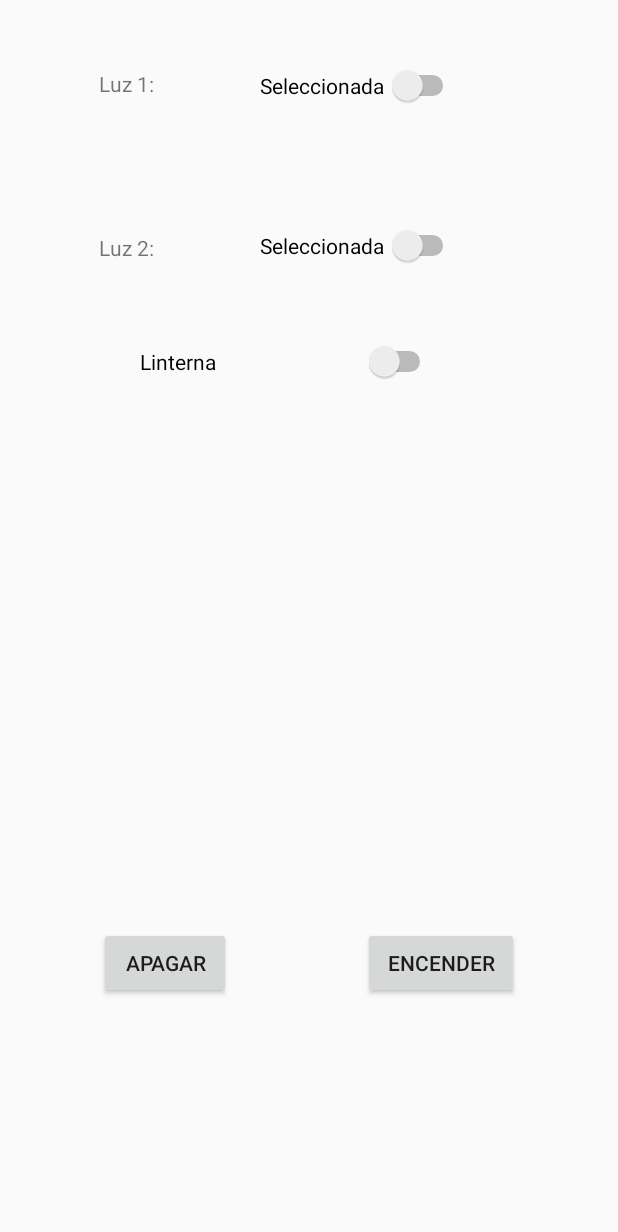
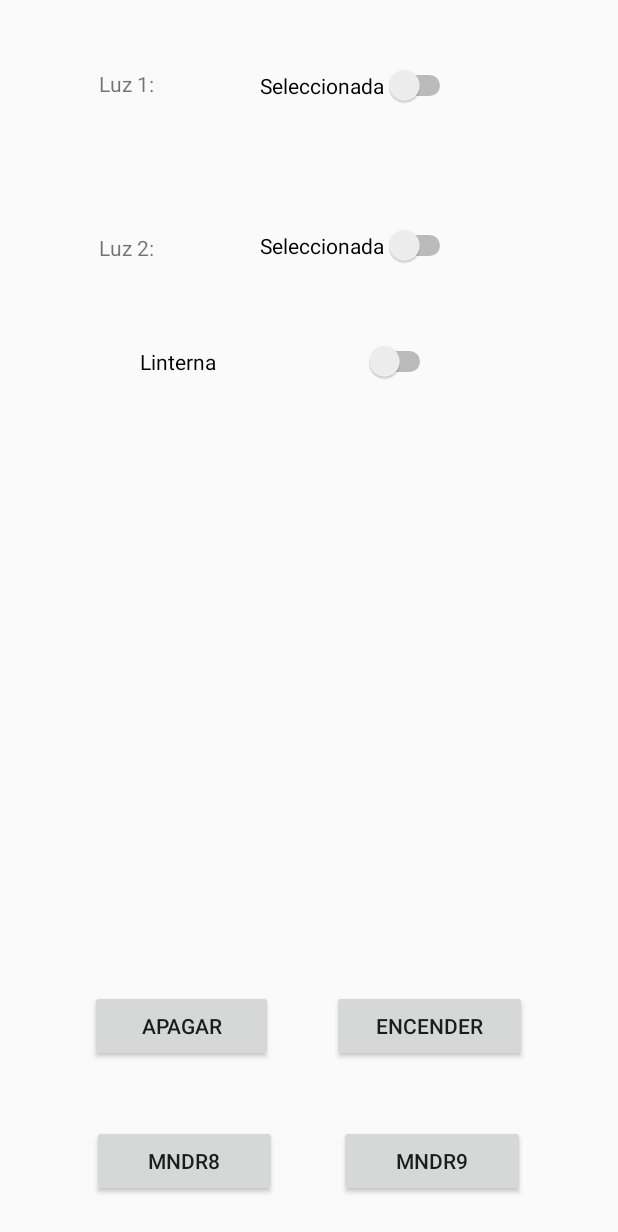
Before and after one commit to soalima/LiMaS---Light-Management-System, an Android app: the ComunicationActivity screen opened directly, with no data from a screen before it, on a phone screen of 412 x 824 dp. Shown: the top 1232 px of the screen. Run offline under Robolectric (Android 15) with nearby library versions, the phone set to English and light mode, and no system bars; 2 statements that could not run were skipped.

Commit message:
Agregados botones para mandar el 8 y el 9 (estadisticas). Emprolijada UI

```diff
--- a/Android/Limas1_1/app/src/main/java/com/proyecto/limas11/activities/ComunicationActivity.java
+++ b/Android/Limas1_1/app/src/main/java/com/proyecto/limas11/activities/ComunicationActivity.java
@@ -17,13 +17,11 @@ import android.hardware.SensorEventListener;
 import android.hardware.SensorManager;
 import android.os.Build;
 import android.os.Bundle;
-import android.os.Handler;
 import android.util.Log;
 import android.view.View;
 import android.widget.Button;
 import android.widget.CompoundButton;
 import android.widget.Switch;
-import android.widget.TextView;
 import android.widget.Toast;
 
 import androidx.core.app.ActivityCompat;
@@ -34,12 +32,9 @@ import com.proyecto.limas11.Bluetooth.BluetoothConnectionService;
 import com.proyecto.limas11.R;
 
 import java.io.IOException;
-import java.io.InputStream;
-import java.io.OutputStream;
 import java.nio.charset.Charset;
 import java.util.ArrayList;
 import java.util.List;
-import java.util.UUID;
 
 import static com.proyecto.limas11.fragments.BluetoothFragment.MULTIPLE_PERMISSIONS;
 
@@ -49,14 +44,10 @@ import static com.proyecto.limas11.fragments.BluetoothFragment.MULTIPLE_PERMISSI
 
 //******************************************** Hilo principal del Activity*********************************
 public class ComunicationActivity extends Activity {
-    Button btnApagar;
-    Button btnEncender;
-    TextView txtPotenciometro;
-    Switch switchL1;
-    Switch switchL2;
-    Switch swLinterna;
-    boolean prendertorch;
-    boolean isflashon;
+    Button btnApagar, btnEncender;
+    //TextView txtPotenciometro;
+    Switch switchL1, switchL2, swLinterna;
+    boolean prendertorch, isflashon;
     static Camera cam = null;
     private String permissions = Manifest.permission.CAMERA;
 
@@ -71,12 +62,12 @@ public class ComunicationActivity extends Activity {
     @Override
     protected void onCreate(Bundle savedInstanceState) {
         super.onCreate(savedInstanceState);
-        setContentView(R.layout.activity_comunicacion);
+        setContentView(R.layout.activity_comunication);
 
         //Se definen los componentes del layout
         btnApagar = (Button) findViewById(R.id.btnApagar);
         btnEncender = (Button) findViewById(R.id.btnEncender);
-        txtPotenciometro = (TextView) findViewById(R.id.txtValorPotenciometro);
+        //txtPotenciometro = (TextView) findViewById(R.id.txtValorPotenciometro);
         switchL1 = (Switch) findViewById(R.id.switchLuz1);
         switchL2 = (Switch) findViewById(R.id.switchLuz2);
         swLinterna = (Switch) findViewById(R.id.swLinterna);
--- a/Android/Limas1_1/app/src/main/res/layout/activity_comunicacion.xml
+++ /dev/null
@@ -1,140 +0,0 @@
-<?xml version="1.0" encoding="utf-8"?>
-<RelativeLayout xmlns:android="http://schemas.android.com/apk/res/android"
-xmlns:app="http://schemas.android.com/apk/res-auto"
-xmlns:tools="http://schemas.android.com/tools"
-android:id="@+id/activity_principal"
-android:layout_width="match_parent"
-android:layout_height="match_parent"
-android:paddingBottom="@dimen/activity_vertical_margin"
-android:paddingLeft="@dimen/activity_horizontal_margin"
-android:paddingRight="@dimen/activity_horizontal_margin"
-android:paddingTop="@dimen/activity_vertical_margin"
-tools:context="com.proyecto.limas11.activities.ComunicationActivity"
-android:theme="@style/AppTheme">
-
-    <Switch
-        android:id="@+id/switchLuz1"
-        android:layout_width="wrap_content"
-        android:layout_height="wrap_content"
-        android:layout_alignParentStart="true"
-        android:layout_alignParentTop="true"
-        android:layout_alignParentEnd="true"
-        android:layout_marginStart="157dp"
-        android:layout_marginTop="27dp"
-        android:layout_marginEnd="90dp"
-        android:checked="false"
-        android:text="Seleccionada"
-        android:textOff="NO"
-        android:textOn="SI" />
-
-    <TextView
-        android:id="@+id/textViewLuz2"
-        android:layout_width="wrap_content"
-        android:layout_height="wrap_content"
-        android:layout_alignParentStart="true"
-        android:layout_alignParentTop="true"
-        android:layout_marginStart="50dp"
-        android:layout_marginTop="139dp"
-        android:text="Luz 2:" />
-
-    <EditText
-        android:id="@+id/txtValorPotenciometro"
-        android:layout_width="wrap_content"
-        android:layout_height="wrap_content"
-        android:layout_above="@+id/btnApagar"
-        android:layout_centerHorizontal="true"
-        android:layout_marginBottom="15dp"
-        android:ems="10"
-        android:fontFamily="serif"
-        android:freezesText="false"
-        android:inputType="textPersonName"
-        android:text="0"
-        android:textAlignment="center"
-        android:textColor="@android:color/holo_red_light"
-        android:textSize="50sp"
-        android:textStyle="normal|bold"
-        android:visibility="gone"
-        tools:ignore="HardcodedText" />
-
-<Button
-    android:text="Apagar"
-    android:layout_width="wrap_content"
-    android:layout_height="wrap_content"
-    android:layout_marginLeft="50dp"
-    android:layout_marginStart="50dp"
-    android:id="@+id/btnApagar"
-    android:layout_marginBottom="142dp"
-    android:layout_alignParentBottom="true"
-    android:layout_alignParentLeft="true"
-    android:layout_alignParentStart="true"
-    tools:ignore="HardcodedText" />
-
-    <Button
-        android:id="@+id/btnEncender"
-        android:layout_width="104dp"
-        android:layout_height="wrap_content"
-        android:layout_alignParentEnd="true"
-        android:layout_alignParentBottom="true"
-        android:layout_marginStart="88dp"
-        android:layout_marginLeft="88dp"
-        android:layout_marginEnd="50dp"
-        android:layout_marginBottom="142dp"
-        android:layout_toEndOf="@+id/btnApagar"
-        android:layout_toRightOf="@+id/btnApagar"
-        android:text="Encender"
-        tools:ignore="HardcodedText" />
-
-    <TextView
-        android:id="@+id/textViewLuz1"
-        android:layout_width="wrap_content"
-        android:layout_height="wrap_content"
-        android:layout_alignParentStart="true"
-        android:layout_alignParentTop="true"
-        android:layout_marginStart="50dp"
-        android:layout_marginTop="30dp"
-        android:text="Luz 1:" />
-
-    <EditText
-        android:id="@+id/editText"
-        android:layout_width="259dp"
-        android:layout_height="wrap_content"
-        android:layout_alignParentStart="true"
-        android:layout_alignParentTop="true"
-        android:layout_alignParentEnd="true"
-        android:layout_marginStart="64dp"
-        android:layout_marginTop="246dp"
-        android:layout_marginEnd="72dp"
-        android:ems="10"
-        android:gravity="start|top"
-        android:inputType="textMultiLine"
-        android:text="CUALQUIER ACCION EN ESTA ACTIVITY SOLO SE APLICARA A LA LUZ SELECCIONADA EXCEPTO EL MODO ALARMA"
-        android:visibility="invisible" />
-
-    <Switch
-        android:id="@+id/switchLuz2"
-        android:layout_width="wrap_content"
-        android:layout_height="wrap_content"
-        android:layout_alignParentStart="true"
-        android:layout_alignParentTop="true"
-        android:layout_alignParentEnd="true"
-        android:layout_marginStart="157dp"
-        android:layout_marginTop="134dp"
-        android:layout_marginEnd="90dp"
-        android:checked="false"
-        android:text="Seleccionada"
-        android:textOff="NO"
-        android:textOn="SI" />
-
-    <Switch
-        android:id="@+id/swLinterna"
-        android:layout_width="213dp"
-        android:layout_height="wrap_content"
-        android:layout_alignParentStart="true"
-        android:layout_alignParentTop="true"
-        android:layout_alignParentEnd="true"
-        android:layout_marginStart="77dp"
-        android:layout_marginTop="211dp"
-        android:layout_marginEnd="105dp"
-        android:text="Linterna" />
-
-</RelativeLayout>
--- /dev/null
+++ b/Android/Limas1_1/app/src/main/res/layout/activity_comunication.xml
@@ -0,0 +1,185 @@
+<?xml version="1.0" encoding="utf-8"?>
+<RelativeLayout xmlns:android="http://schemas.android.com/apk/res/android"
+    xmlns:app="http://schemas.android.com/apk/res-auto"
+    xmlns:tools="http://schemas.android.com/tools"
+    android:id="@+id/activity_principal"
+    android:layout_width="match_parent"
+    android:layout_height="match_parent"
+    android:paddingBottom="@dimen/activity_vertical_margin"
+    android:paddingLeft="@dimen/activity_horizontal_margin"
+    android:paddingRight="@dimen/activity_horizontal_margin"
+    android:paddingTop="@dimen/activity_vertical_margin"
+    tools:context="com.proyecto.limas11.activity_comunicacion"
+    android:theme="@style/AppTheme">
+
+    <FrameLayout
+        android:id="@+id/contenedorButton1"
+        android:layout_width="match_parent"
+        android:layout_height="wrap_content"
+        android:layout_alignParentBottom="true"
+        android:layout_gravity="center_horizontal"
+        android:layout_marginBottom="10dp">
+
+        <LinearLayout
+            android:layout_width="match_parent"
+            android:layout_height="wrap_content"
+            android:layout_gravity="center_horizontal"
+            android:foregroundGravity="center_horizontal"
+            android:gravity="center_horizontal"
+            android:orientation="horizontal">
+
+            <FrameLayout
+                android:id="@+id/margenL1"
+                android:layout_width="10dp"
+                android:layout_height="match_parent"
+                android:layout_weight="1">
+
+            </FrameLayout>
+
+            <Button
+                android:id="@+id/btnMNDR8"
+                android:layout_width="wrap_content"
+                android:layout_height="wrap_content"
+                android:layout_weight="1"
+                android:text="MNDR8" />
+
+            <FrameLayout
+                android:id="@+id/margenM1"
+                android:layout_width="5dp"
+                android:layout_height="0dp"
+                android:layout_weight="1">
+
+            </FrameLayout>
+
+            <Button
+                android:id="@+id/btnMNDR9"
+                android:layout_width="wrap_content"
+                android:layout_height="wrap_content"
+                android:layout_weight="1"
+                android:text="MNDR9" />
+
+            <FrameLayout
+                android:id="@+id/margenR1"
+                android:layout_width="10dp"
+                android:layout_height="wrap_content"
+                android:layout_weight="1">
+
+            </FrameLayout>
+        </LinearLayout>
+    </FrameLayout>
+
+    <Switch
+        android:id="@+id/switchLuz1"
+        android:layout_width="wrap_content"
+        android:layout_height="wrap_content"
+        android:layout_alignParentStart="true"
+        android:layout_alignParentTop="true"
+        android:layout_marginStart="157dp"
+        android:layout_marginTop="27dp"
+        android:checked="false"
+        android:text="Seleccionada"
+        android:textOff="NO"
+        android:textOn="SI" />
+
+    <TextView
+        android:id="@+id/textViewLuz2"
+        android:layout_width="wrap_content"
+        android:layout_height="wrap_content"
+        android:layout_alignParentStart="true"
+        android:layout_alignParentTop="true"
+        android:layout_marginStart="50dp"
+        android:layout_marginTop="139dp"
+        android:text="Luz 2:" />
+
+    <TextView
+        android:id="@+id/textViewLuz1"
+        android:layout_width="wrap_content"
+        android:layout_height="wrap_content"
+        android:layout_alignParentStart="true"
+        android:layout_alignParentTop="true"
+        android:layout_marginStart="50dp"
+        android:layout_marginTop="30dp"
+        android:text="Luz 1:" />
+
+    <Switch
+        android:id="@+id/switchLuz2"
+        android:layout_width="wrap_content"
+        android:layout_height="wrap_content"
+        android:layout_alignParentStart="true"
+        android:layout_alignParentTop="true"
+        android:layout_marginStart="157dp"
+        android:layout_marginTop="134dp"
+        android:checked="false"
+        android:text="Seleccionada"
+        android:textOff="NO"
+        android:textOn="SI" />
+
+    <Switch
+        android:id="@+id/swLinterna"
+        android:layout_width="213dp"
+        android:layout_height="wrap_content"
+        android:layout_alignParentStart="true"
+        android:layout_alignParentTop="true"
+        android:layout_alignParentEnd="true"
+        android:layout_marginStart="77dp"
+        android:layout_marginTop="211dp"
+        android:layout_marginEnd="105dp"
+        android:text="Linterna" />
+
+    <FrameLayout
+        android:id="@+id/contenedorButton2"
+        android:layout_width="match_parent"
+        android:layout_height="wrap_content"
+        android:layout_alignParentBottom="true"
+        android:layout_gravity="center_horizontal"
+        android:layout_marginBottom="100dp">
+
+        <LinearLayout
+            android:layout_width="match_parent"
+            android:layout_height="wrap_content"
+            android:layout_gravity="center_horizontal"
+            android:foregroundGravity="center_horizontal"
+            android:gravity="center_horizontal"
+            android:orientation="horizontal">
+
+            <FrameLayout
+                android:id="@+id/margenL2"
+                android:layout_width="10dp"
+                android:layout_height="match_parent"
+                android:layout_weight="1">
+
+            </FrameLayout>
+
+            <Button
+                android:id="@+id/btnApagar"
+                android:layout_width="wrap_content"
+                android:layout_height="wrap_content"
+                android:layout_weight="1"
+                android:text="Apagar" />
+
+            <FrameLayout
+                android:id="@+id/margenM2"
+                android:layout_width="5dp"
+                android:layout_height="0dp"
+                android:layout_weight="1">
+
+            </FrameLayout>
+
+            <Button
+                android:id="@+id/btnEncender"
+                android:layout_width="wrap_content"
+                android:layout_height="wrap_content"
+                android:layout_weight="1"
+                android:text="Encender" />
+
+            <FrameLayout
+                android:id="@+id/margenR2"
+                android:layout_width="10dp"
+                android:layout_height="wrap_content"
+                android:layout_weight="1">
+
+            </FrameLayout>
+        </LinearLayout>
+    </FrameLayout>
+
+</RelativeLayout>
```
